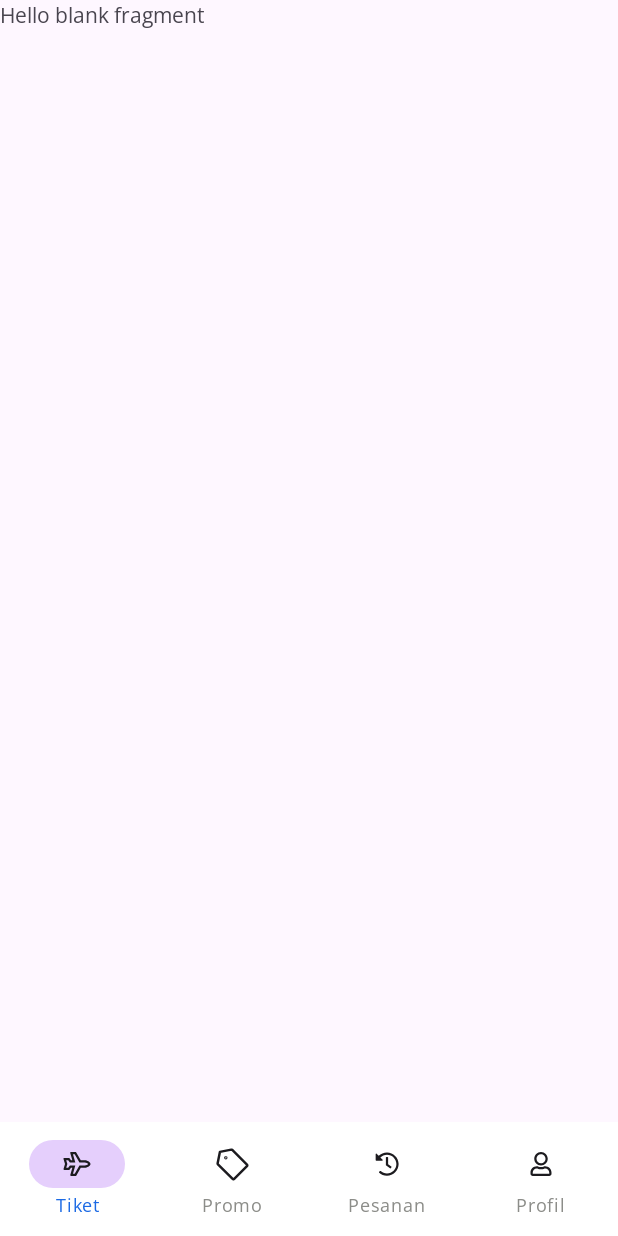
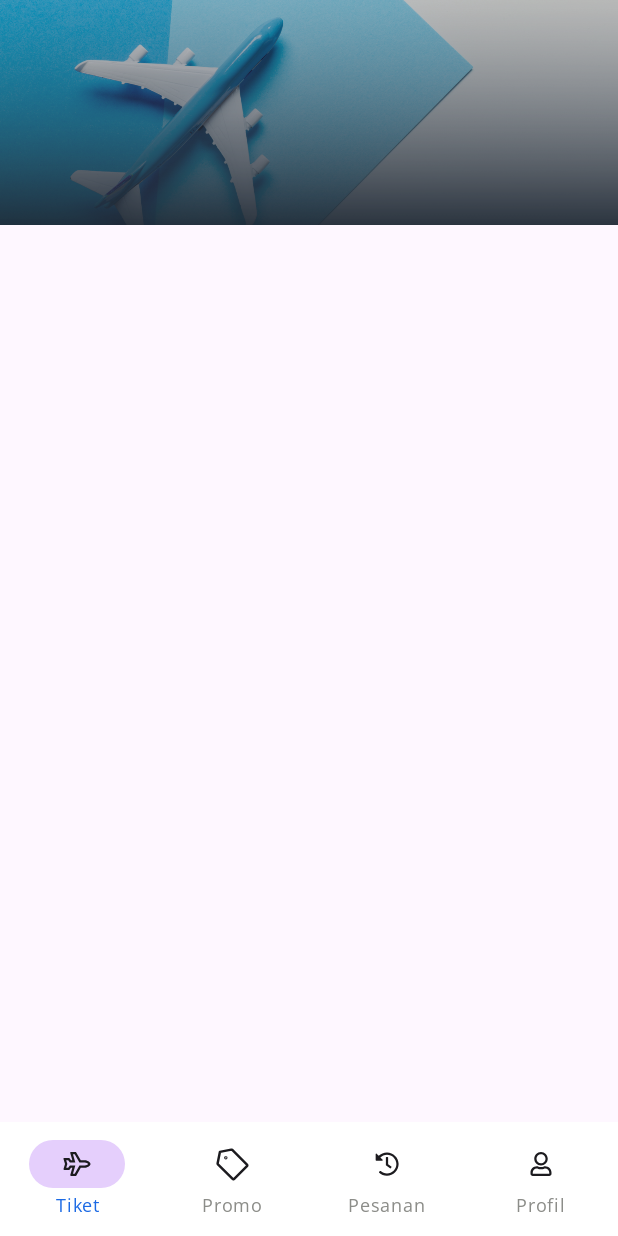
Before and after one commit to Synrgy-Academy-Final-Project/Android, an Android app: the screen it shows after launch (MainActivity), on a phone screen of 412 x 824 dp. Run offline under Robolectric (Android 15) with nearby library versions, the phone set to English and light mode, and no system bars; our stand-ins replace navigation-ui.

Commit message:
feat: make fragment full screen and transparent status bar

```diff
--- a/app/build.gradle.kts
+++ b/app/build.gradle.kts
@@ -34,6 +34,9 @@ android {
     kotlinOptions {
         jvmTarget = "1.8"
     }
+    buildFeatures {
+        viewBinding = true
+    }
 }
 
 dependencies {
--- a/app/src/main/AndroidManifest.xml
+++ b/app/src/main/AndroidManifest.xml
@@ -20,7 +20,8 @@
             android:exported="true" />
         <activity
             android:name=".MainActivity"
-            android:exported="true">
+            android:exported="true"
+            android:theme="@style/Base.Theme.FinalProject">
             <intent-filter>
                 <action android:name="android.intent.action.MAIN" />
 
--- a/app/src/main/java/com/synrgyacademy/finalproject/MainActivity.kt
+++ b/app/src/main/java/com/synrgyacademy/finalproject/MainActivity.kt
@@ -1,11 +1,20 @@
 package com.synrgyacademy.finalproject
 
+import android.graphics.Color
+import android.os.Build
+import android.os.Bundle
+import android.view.View
+import android.view.Window
+import android.view.WindowInsetsController
+import android.view.WindowManager
 import androidx.appcompat.app.AppCompatActivity
-import android.os.Bundle
+import androidx.constraintlayout.widget.ConstraintLayout
 import androidx.core.splashscreen.SplashScreen.Companion.installSplashScreen
+import androidx.core.view.WindowInsetsControllerCompat
 import androidx.navigation.fragment.NavHostFragment
 import androidx.navigation.ui.setupWithNavController
 import com.google.android.material.bottomnavigation.BottomNavigationView
+
 
 class MainActivity : AppCompatActivity() {
     private lateinit var navView: BottomNavigationView
@@ -15,6 +24,8 @@ class MainActivity : AppCompatActivity() {
         super.onCreate(savedInstanceState)
         setContentView(R.layout.activity_main)
 
+        window.setFlags(WindowManager.LayoutParams.FLAG_LAYOUT_NO_LIMITS, WindowManager.LayoutParams.FLAG_LAYOUT_NO_LIMITS)
+
         // ** setup bottom navigation
         navView = findViewById(R.id.nav_view)
         val navHostFragment = supportFragmentManager.findFragmentById(R.id.nav_host_fragment) as NavHostFragment
--- a/app/src/main/res/layout/activity_main.xml
+++ b/app/src/main/res/layout/activity_main.xml
@@ -2,7 +2,9 @@
 <androidx.constraintlayout.widget.ConstraintLayout xmlns:android="http://schemas.android.com/apk/res/android"
     xmlns:app="http://schemas.android.com/apk/res-auto"
     xmlns:tools="http://schemas.android.com/tools"
+    android:id="@+id/nav_container"
     android:layout_width="match_parent"
+    android:fitsSystemWindows="true"
     android:layout_height="match_parent"
     tools:context=".MainActivity">
 
--- a/app/src/main/res/layout/fragment_ticket.xml
+++ b/app/src/main/res/layout/fragment_ticket.xml
@@ -1,14 +1,19 @@
 <?xml version="1.0" encoding="utf-8"?>
-<FrameLayout xmlns:android="http://schemas.android.com/apk/res/android"
+<androidx.constraintlayout.widget.ConstraintLayout xmlns:android="http://schemas.android.com/apk/res/android"
+    xmlns:app="http://schemas.android.com/apk/res-auto"
     xmlns:tools="http://schemas.android.com/tools"
     android:layout_width="match_parent"
     android:layout_height="match_parent"
     tools:context=".ui.ticket.TicketFragment">
 
-    <!-- TODO: Update blank fragment layout -->
-    <TextView
+    <ImageView
         android:layout_width="match_parent"
-        android:layout_height="match_parent"
-        android:text="@string/hello_blank_fragment" />
+        android:layout_height="150dp"
+        android:scaleType="centerCrop"
+        android:src="@drawable/image_home_background"
+        app:layout_constraintStart_toStartOf="parent"
+        app:layout_constraintEnd_toEndOf="parent"
+        app:layout_constraintTop_toTopOf="parent"
+        android:contentDescription="null" />
 
-</FrameLayout>
+</androidx.constraintlayout.widget.ConstraintLayout>
--- a/app/src/main/res/values/themes.xml
+++ b/app/src/main/res/values/themes.xml
@@ -12,6 +12,8 @@
         <item name="colorOnSecondaryContainer">@color/primary_dark_violet</item>
 
         <item name="fontFamily">@font/open_sans_regular</item>
+
+        <item name="android:windowTranslucentStatus">true</item>
     </style>
 
     <style name="Theme.FinalProject" parent="Base.Theme.FinalProject" />
```
Also changed, not shown: app/src/main/res/drawable/image_home_background.png (added), app/src/main/res/values/style.xml (line endings or trailing spaces).
